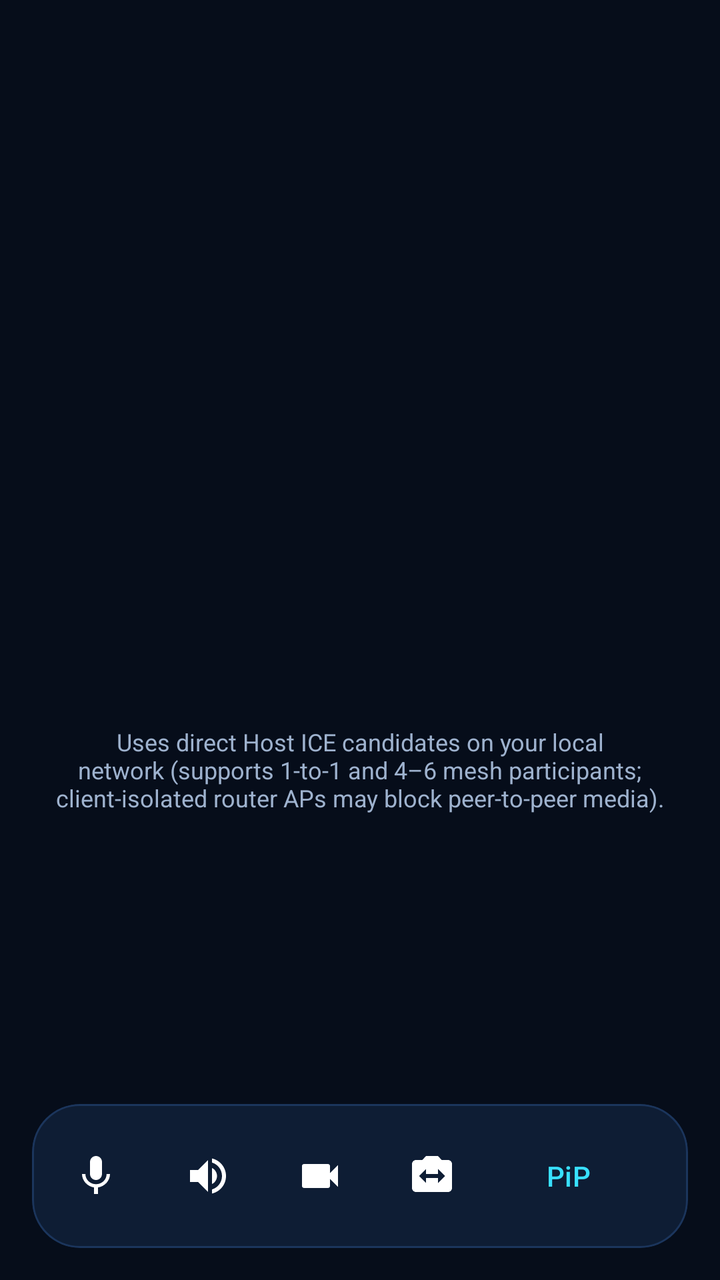
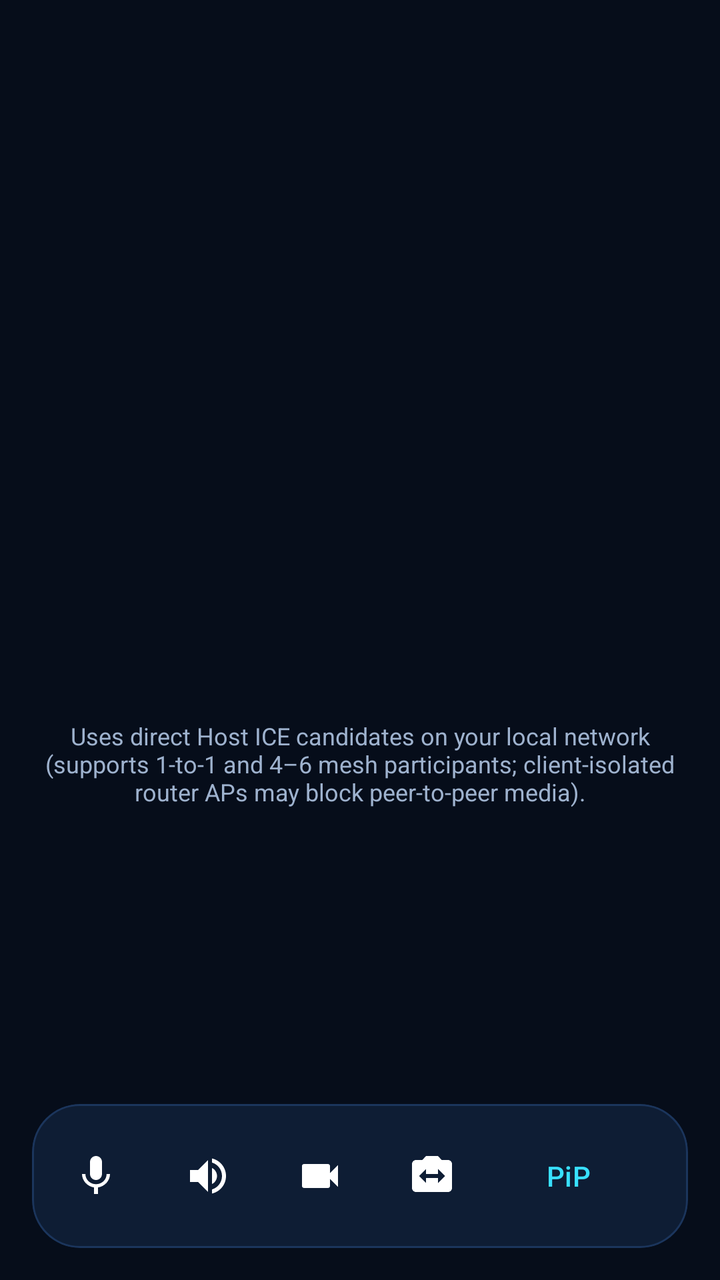

Compare the two renders of this Android layout. The source of the first and the diff that turns it into the second are given below.
<!-- AndroidManifest.xml: activity theme Theme.WifiCallLocal.Call -->
<!-- res/layout/activity_call.xml -->
<?xml version="1.0" encoding="utf-8"?>
<androidx.constraintlayout.widget.ConstraintLayout xmlns:android="http://schemas.android.com/apk/res/android"
    xmlns:app="http://schemas.android.com/apk/res-auto"
    android:layout_width="match_parent"
    android:layout_height="match_parent"
    android:background="@color/navy_950"
    android:fitsSystemWindows="true">

    <org.webrtc.SurfaceViewRenderer
        android:id="@+id/remote_video_view"
        android:layout_width="0dp"
        android:layout_height="0dp"
        android:visibility="gone"
        app:layout_constraintTop_toTopOf="parent"
        app:layout_constraintBottom_toBottomOf="parent"
        app:layout_constraintStart_toStartOf="parent"
        app:layout_constraintEnd_toEndOf="parent" />

    <org.webrtc.SurfaceViewRenderer
        android:id="@+id/local_video_view"
        android:layout_width="112dp"
        android:layout_height="156dp"
        android:layout_margin="16dp"
        android:visibility="gone"
        app:layout_constraintTop_toTopOf="parent"
        app:layout_constraintEnd_toEndOf="parent" />

    <LinearLayout
        android:id="@+id/call_info_container"
        android:layout_width="0dp"
        android:layout_height="wrap_content"
        android:gravity="center"
        android:orientation="vertical"
        android:padding="24dp"
        app:layout_constraintTop_toTopOf="parent"
        app:layout_constraintStart_toStartOf="parent"
        app:layout_constraintEnd_toEndOf="parent"
        app:layout_constraintBottom_toTopOf="@+id/call_controls_card">

        <com.google.android.material.imageview.ShapeableImageView
            android:id="@+id/call_avatar"
            android:layout_width="104dp"
            android:layout_height="104dp"
            android:scaleType="centerCrop"
            android:contentDescription="@string/settings_my_profile"
            app:shapeAppearanceOverlay="@style/ShapeAppearance.WifiCallLocal.Circle" />

        <TextView
            android:id="@+id/call_peer_name"
            android:layout_width="wrap_content"
            android:layout_height="wrap_content"
            android:layout_marginTop="16dp"
            android:textColor="@color/white"
            android:textSize="24sp"
            android:textStyle="bold" />

        <TextView
            android:id="@+id/call_status_text"
            android:layout_width="wrap_content"
            android:layout_height="wrap_content"
            android:layout_marginTop="6dp"
            android:textColor="@color/cyan_400"
            android:textSize="15sp" />

        <TextView
            android:id="@+id/call_duration_text"
            android:layout_width="wrap_content"
            android:layout_height="wrap_content"
            android:layout_marginTop="4dp"
            android:textColor="@color/blue_200"
            android:textSize="14sp" />

        <TextView
            android:id="@+id/call_participants_strip"
            android:layout_width="wrap_content"
            android:layout_height="wrap_content"
            android:layout_marginTop="10dp"
            android:background="@drawable/bg_badge_pill"
            android:gravity="center"
            android:paddingHorizontal="12dp"
            android:paddingVertical="5dp"
            android:textColor="@color/cyan_400"
            android:textSize="12sp"
            android:visibility="gone" />

        <TextView
            android:id="@+id/call_lan_note"
            android:layout_width="wrap_content"
            android:layout_height="wrap_content"
            android:layout_marginTop="16dp"
            android:gravity="center"
            android:text="@string/call_lan_note"
            android:textColor="@color/dark_on_surface_variant"
            android:textSize="12sp" />
    </LinearLayout>

    
    <LinearLayout
        android:id="@+id/incoming_controls"
        android:layout_width="0dp"
        android:layout_height="wrap_content"
        android:layout_margin="24dp"
        android:gravity="center"
        android:orientation="horizontal"
        android:visibility="gone"
        app:layout_constraintBottom_toBottomOf="parent"
        app:layout_constraintStart_toStartOf="parent"
        app:layout_constraintEnd_toEndOf="parent">

        <com.google.android.material.button.MaterialButton
            android:id="@+id/btn_reject_call"
            android:layout_width="0dp"
            android:layout_height="56dp"
            android:layout_weight="1"
            android:layout_marginEnd="12dp"
            android:text="@string/call_reject"
            app:backgroundTint="@color/red_500"
            app:cornerRadius="28dp" />

        <com.google.android.material.button.MaterialButton
            android:id="@+id/btn_accept_call"
            android:layout_width="0dp"
            android:layout_height="56dp"
            android:layout_weight="1"
            android:layout_marginStart="12dp"
            android:text="@string/call_accept"
            app:backgroundTint="@color/green_700"
            app:cornerRadius="28dp" />
    </LinearLayout>

    
    <com.google.android.material.card.MaterialCardView
        android:id="@+id/call_controls_card"
        android:layout_width="0dp"
        android:layout_height="wrap_content"
        android:layout_margin="16dp"
        app:cardBackgroundColor="@color/navy_850"
        app:cardCornerRadius="24dp"
        app:strokeColor="@color/navy_700"
        app:strokeWidth="1dp"
        app:layout_constraintBottom_toBottomOf="parent"
        app:layout_constraintStart_toStartOf="parent"
        app:layout_constraintEnd_toEndOf="parent">

        <LinearLayout
            android:layout_width="match_parent"
            android:layout_height="wrap_content"
            android:gravity="center"
            android:orientation="horizontal"
            android:padding="12dp">

            <ImageButton
                android:id="@+id/btn_mute"
                android:layout_width="48dp"
                android:layout_height="48dp"
                android:background="?attr/selectableItemBackgroundBorderless"
                android:contentDescription="@string/call_mute"
                android:src="@drawable/ic_mic"
                app:tint="@color/white" />

            <ImageButton
                android:id="@+id/btn_speaker"
                android:layout_width="48dp"
                android:layout_height="48dp"
                android:layout_marginStart="8dp"
                android:background="?attr/selectableItemBackgroundBorderless"
                android:contentDescription="@string/call_speaker"
                android:src="@drawable/ic_speaker"
                app:tint="@color/white" />

            <ImageButton
                android:id="@+id/btn_video_toggle"
                android:layout_width="48dp"
                android:layout_height="48dp"
                android:layout_marginStart="8dp"
                android:background="?attr/selectableItemBackgroundBorderless"
                android:contentDescription="@string/call_camera"
                android:src="@drawable/ic_video"
                app:tint="@color/white" />

            <ImageButton
                android:id="@+id/btn_flip_camera"
                android:layout_width="48dp"
                android:layout_height="48dp"
                android:layout_marginStart="8dp"
                android:background="?attr/selectableItemBackgroundBorderless"
                android:contentDescription="@string/call_flip_camera"
                android:src="@drawable/ic_camera_flip"
                app:tint="@color/white" />

            <com.google.android.material.button.MaterialButton
                android:id="@+id/btn_pip"
                style="@style/Widget.Material3.Button.TextButton"
                android:layout_width="wrap_content"
                android:layout_height="48dp"
                android:text="@string/call_pip"
                android:textColor="@color/cyan_400" />

            <com.google.android.material.floatingactionbutton.FloatingActionButton
                android:id="@+id/btn_end_call"
                android:layout_width="wrap_content"
                android:layout_height="wrap_content"
                android:layout_marginStart="8dp"
                android:contentDescription="@string/call_end"
                android:src="@drawable/ic_call_end"
                app:backgroundTint="@color/red_500"
                app:tint="@color/white" />
        </LinearLayout>
    </com.google.android.material.card.MaterialCardView>

</androidx.constraintlayout.widget.ConstraintLayout>
<!-- resources referenced by this layout -->
<resources>
  <color name="blue_200">#99C2FF</color>
  <color name="cyan_400">#38E0FF</color>
  <color name="dark_on_surface_variant">#9EB2CE</color>
  <color name="green_700">#00B248</color>
  <color name="navy_700">#1B355C</color>
  <color name="navy_850">#0E1D34</color>
  <color name="navy_950">#060D1A</color>
  <color name="red_500">#FF5252</color>
  <color name="white">#FFFFFFFF</color>
  <!-- drawable bg_badge_pill (drawable) -->
  <?xml version="1.0" encoding="utf-8"?>
  <shape xmlns:android="http://schemas.android.com/apk/res/android"
      android:shape="rectangle">
      <solid android:color="@color/cyan_900" />
      <corners android:radius="999dp" />
  </shape>
  <!-- drawable ic_camera_flip (drawable) -->
  <vector xmlns:android="http://schemas.android.com/apk/res/android"
      android:width="24dp"
      android:height="24dp"
      android:viewportWidth="24"
      android:viewportHeight="24"
      android:tint="?attr/colorOnSurface">
      <path
          android:fillColor="@android:color/white"
          android:pathData="M20,4h-3.17L15,2H9L7.17,4H4C2.9,4 2,4.9 2,6v12c0,1.1 0.9,2 2,2h16c1.1,0 2,-0.9 2,-2V6C22,4.9 21.1,4 20,4zM15,15.5V13H9v2.5L5.5,12 9,8.5V11h6V8.5l3.5,3.5L15,15.5z" />
  </vector>
  <!-- drawable ic_mic (drawable) -->
  <vector xmlns:android="http://schemas.android.com/apk/res/android"
      android:width="24dp"
      android:height="24dp"
      android:viewportWidth="24"
      android:viewportHeight="24"
      android:tint="?attr/colorOnSurface">
      <path
          android:fillColor="@android:color/white"
          android:pathData="M12,14c1.66,0 2.99,-1.34 2.99,-3L15,5c0,-1.66 -1.34,-3 -3,-3S9,3.34 9,5v6c0,1.66 1.34,3 3,3zM17.3,11c0,3 -2.54,5.1 -5.3,5.1S6.7,14 6.7,11H5c0,3.41 2.72,6.23 6,6.72V21h2v-3.28c3.28,-0.48 6,-3.3 6,-6.72h-1.7z" />
  </vector>
  <!-- drawable ic_video (drawable) -->
  <vector xmlns:android="http://schemas.android.com/apk/res/android"
      android:width="24dp"
      android:height="24dp"
      android:viewportWidth="24"
      android:viewportHeight="24"
      android:tint="?attr/colorOnSurface">
      <path
          android:fillColor="@android:color/white"
          android:pathData="M17,10.5V7c0,-0.55 -0.45,-1 -1,-1H4c-0.55,0 -1,0.45 -1,1v10c0,0.55 0.45,1 1,1h12c0.55,0 1,-0.45 1,-1v-3.5l4,4v-11l-4,4z" />
  </vector>
  <string name="call_accept">Accept</string>
  <string name="call_camera">Camera</string>
  <string name="call_end">End</string>
  <string name="call_flip_camera">Flip</string>
  <string name="call_lan_note">Uses direct Host ICE candidates on your local network (supports 1-to-1 and 4–6 mesh participants; client-isolated router APs may block peer-to-peer media).</string>
  <string name="call_mute">Mute</string>
  <string name="call_pip">PiP</string>
  <string name="call_reject">Decline</string>
  <string name="call_speaker">Speaker</string>
  <string name="settings_my_profile">My Profile</string>
  <style name="ShapeAppearance.WifiCallLocal.Circle" parent="ShapeAppearance.Material3.SmallComponent">
          <item name="cornerFamily">rounded</item>
          <item name="cornerSize">50%</item>
      </style>
  <style name="Theme.WifiCallLocal.Call" parent="Theme.Material3.Dark.NoActionBar">
          <item name="colorPrimary">@color/cyan_500</item>
          <item name="android:colorBackground">@color/navy_950</item>
          <item name="colorSurface">@color/navy_900</item>
          <item name="android:statusBarColor">@android:color/transparent</item>
          <item name="android:navigationBarColor">@android:color/transparent</item>
      </style>
  <color name="cyan_900">#003B4D</color>
  <color name="cyan_500">#00D4FF</color>
  <color name="navy_900">#0A1628</color>
  <!-- unchanged entries left out for length: 2 -->
</resources>

<!-- the commit's change to res/layout/activity_call.xml (unified diff, before → after) -->
@@ -6,24 +6,50 @@
     android:background="@color/navy_950"
     android:fitsSystemWindows="true">
 
+    
     <org.webrtc.SurfaceViewRenderer
         android:id="@+id/remote_video_view"
         android:layout_width="0dp"
         android:layout_height="0dp"
         android:visibility="gone"
-        app:layout_constraintTop_toTopOf="parent"
-        app:layout_constraintBottom_toBottomOf="parent"
-        app:layout_constraintStart_toStartOf="parent"
-        app:layout_constraintEnd_toEndOf="parent" />
-
+        app:layout_constraintBottom_toBottomOf="parent"
+        app:layout_constraintEnd_toEndOf="parent"
+        app:layout_constraintStart_toStartOf="parent"
+        app:layout_constraintTop_toTopOf="parent" />
+
+    
+    <ScrollView
+        android:id="@+id/group_video_scroll"
+        android:layout_width="0dp"
+        android:layout_height="0dp"
+        android:fillViewport="true"
+        android:paddingHorizontal="8dp"
+        android:paddingTop="72dp"
+        android:paddingBottom="104dp"
+        android:visibility="gone"
+        app:layout_constraintBottom_toBottomOf="parent"
+        app:layout_constraintEnd_toEndOf="parent"
+        app:layout_constraintStart_toStartOf="parent"
+        app:layout_constraintTop_toTopOf="parent">
+
+        <GridLayout
+            android:id="@+id/group_video_grid"
+            android:layout_width="match_parent"
+            android:layout_height="wrap_content"
+            android:alignmentMode="alignMargins"
+            android:columnCount="2"
+            android:useDefaultMargins="true" />
+    </ScrollView>
+
+    
     <org.webrtc.SurfaceViewRenderer
         android:id="@+id/local_video_view"
         android:layout_width="112dp"
         android:layout_height="156dp"
         android:layout_margin="16dp"
         android:visibility="gone"
-        app:layout_constraintTop_toTopOf="parent"
-        app:layout_constraintEnd_toEndOf="parent" />
+        app:layout_constraintEnd_toEndOf="parent"
+        app:layout_constraintTop_toTopOf="parent" />
 
     <LinearLayout
         android:id="@+id/call_info_container"
@@ -31,25 +57,25 @@
         android:layout_height="wrap_content"
         android:gravity="center"
         android:orientation="vertical"
-        android:padding="24dp"
-        app:layout_constraintTop_toTopOf="parent"
-        app:layout_constraintStart_toStartOf="parent"
-        app:layout_constraintEnd_toEndOf="parent"
-        app:layout_constraintBottom_toTopOf="@+id/call_controls_card">
+        android:padding="20dp"
+        app:layout_constraintBottom_toTopOf="@+id/call_controls_card"
+        app:layout_constraintEnd_toEndOf="parent"
+        app:layout_constraintStart_toStartOf="parent"
+        app:layout_constraintTop_toTopOf="parent">
 
         <com.google.android.material.imageview.ShapeableImageView
             android:id="@+id/call_avatar"
             android:layout_width="104dp"
             android:layout_height="104dp"
+            android:contentDescription="@string/settings_my_profile"
             android:scaleType="centerCrop"
-            android:contentDescription="@string/settings_my_profile"
             app:shapeAppearanceOverlay="@style/ShapeAppearance.WifiCallLocal.Circle" />
 
         <TextView
             android:id="@+id/call_peer_name"
             android:layout_width="wrap_content"
             android:layout_height="wrap_content"
-            android:layout_marginTop="16dp"
+            android:layout_marginTop="14dp"
             android:textColor="@color/white"
             android:textSize="24sp"
             android:textStyle="bold" />
@@ -60,7 +86,8 @@
             android:layout_height="wrap_content"
             android:layout_marginTop="6dp"
             android:textColor="@color/cyan_400"
-            android:textSize="15sp" />
+            android:textSize="15sp"
+            android:textStyle="bold" />
 
         <TextView
             android:id="@+id/call_duration_text"
@@ -71,10 +98,34 @@
             android:textSize="14sp" />
 
         <TextView
+            android:id="@+id/call_audio_route_badge"
+            android:layout_width="wrap_content"
+            android:layout_height="wrap_content"
+            android:layout_marginTop="8dp"
+            android:background="@drawable/bg_badge_pill"
+            android:paddingHorizontal="12dp"
+            android:paddingVertical="4dp"
+            android:textColor="@color/blue_200"
+            android:textSize="12sp"
+            android:visibility="gone" />
+
+        <TextView
+            android:id="@+id/call_remote_media_status"
+            android:layout_width="wrap_content"
+            android:layout_height="wrap_content"
+            android:layout_marginTop="6dp"
+            android:background="@drawable/bg_badge_pill"
+            android:paddingHorizontal="12dp"
+            android:paddingVertical="4dp"
+            android:textColor="@color/cyan_400"
+            android:textSize="12sp"
+            android:visibility="gone" />
+
+        <TextView
             android:id="@+id/call_participants_strip"
             android:layout_width="wrap_content"
             android:layout_height="wrap_content"
-            android:layout_marginTop="10dp"
+            android:layout_marginTop="8dp"
             android:background="@drawable/bg_badge_pill"
             android:gravity="center"
             android:paddingHorizontal="12dp"
@@ -87,7 +138,7 @@
             android:id="@+id/call_lan_note"
             android:layout_width="wrap_content"
             android:layout_height="wrap_content"
-            android:layout_marginTop="16dp"
+            android:layout_marginTop="12dp"
             android:gravity="center"
             android:text="@string/call_lan_note"
             android:textColor="@color/dark_on_surface_variant"
@@ -104,15 +155,15 @@
         android:orientation="horizontal"
         android:visibility="gone"
         app:layout_constraintBottom_toBottomOf="parent"
-        app:layout_constraintStart_toStartOf="parent"
-        app:layout_constraintEnd_toEndOf="parent">
+        app:layout_constraintEnd_toEndOf="parent"
+        app:layout_constraintStart_toStartOf="parent">
 
         <com.google.android.material.button.MaterialButton
             android:id="@+id/btn_reject_call"
             android:layout_width="0dp"
             android:layout_height="56dp"
+            android:layout_marginEnd="12dp"
             android:layout_weight="1"
-            android:layout_marginEnd="12dp"
             android:text="@string/call_reject"
             app:backgroundTint="@color/red_500"
             app:cornerRadius="28dp" />
@@ -121,8 +172,8 @@
             android:id="@+id/btn_accept_call"
             android:layout_width="0dp"
             android:layout_height="56dp"
+            android:layout_marginStart="12dp"
             android:layout_weight="1"
-            android:layout_marginStart="12dp"
             android:text="@string/call_accept"
             app:backgroundTint="@color/green_700"
             app:cornerRadius="28dp" />
@@ -136,11 +187,11 @@
         android:layout_margin="16dp"
         app:cardBackgroundColor="@color/navy_850"
         app:cardCornerRadius="24dp"
+        app:layout_constraintBottom_toBottomOf="parent"
+        app:layout_constraintEnd_toEndOf="parent"
+        app:layout_constraintStart_toStartOf="parent"
         app:strokeColor="@color/navy_700"
-        app:strokeWidth="1dp"
-        app:layout_constraintBottom_toBottomOf="parent"
-        app:layout_constraintStart_toStartOf="parent"
-        app:layout_constraintEnd_toEndOf="parent">
+        app:strokeWidth="1dp">
 
         <LinearLayout
             android:layout_width="match_parent"
